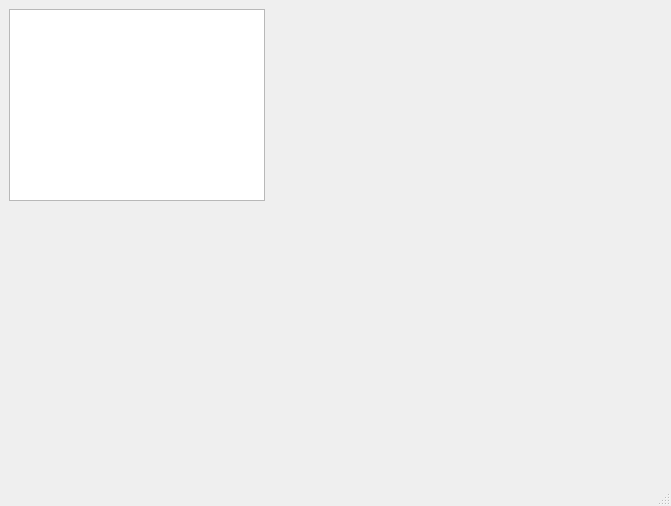
Above: src/ex_modelview/mainwindow.ui from dsba-z/week18cpp2021-modelview before the change. Below: the same form after it.
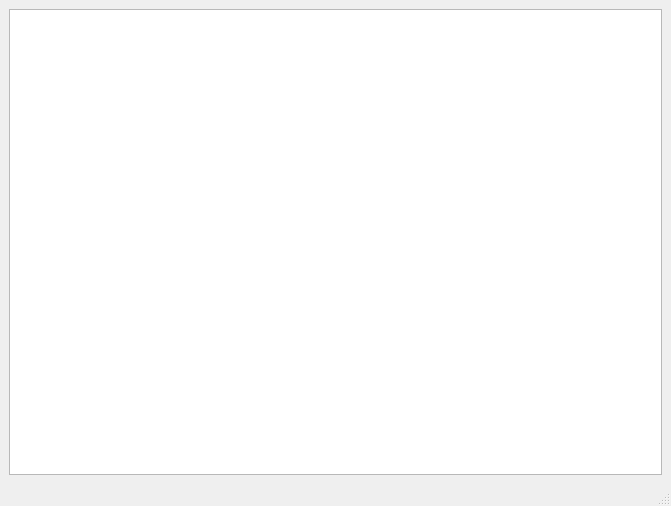
That is the form after the change.

Commit message: Add solution of task 2

The edit to the form file:
```diff
--- a/src/ex_modelview/mainwindow.ui
+++ b/src/ex_modelview/mainwindow.ui
@@ -14,16 +14,11 @@
    <string>MainWindow</string>
   </property>
   <widget class="QWidget" name="centralwidget">
-   <widget class="QTableView" name="tableView">
-    <property name="geometry">
-     <rect>
-      <x>9</x>
-      <y>9</y>
-      <width>256</width>
-      <height>192</height>
-     </rect>
-    </property>
-   </widget>
+   <layout class="QGridLayout" name="gridLayout">
+    <item row="0" column="0">
+     <widget class="QTableView" name="tableView"/>
+    </item>
+   </layout>
   </widget>
   <widget class="QMenuBar" name="menubar">
    <property name="geometry">
```
The commit also changes 2 other files.
